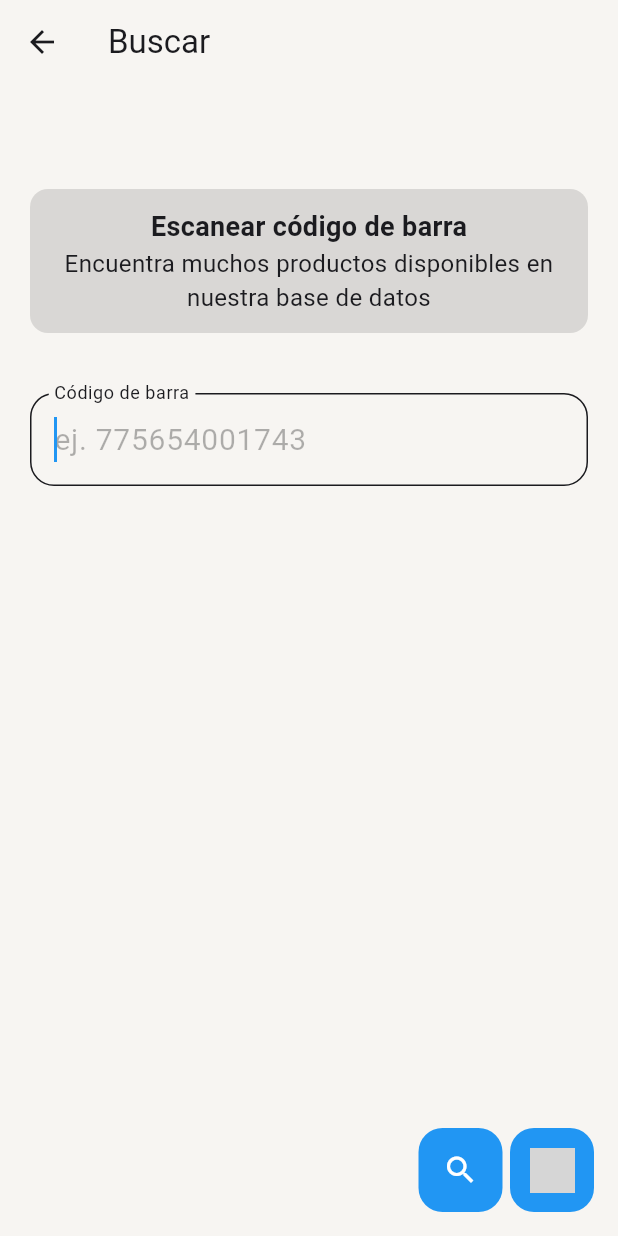
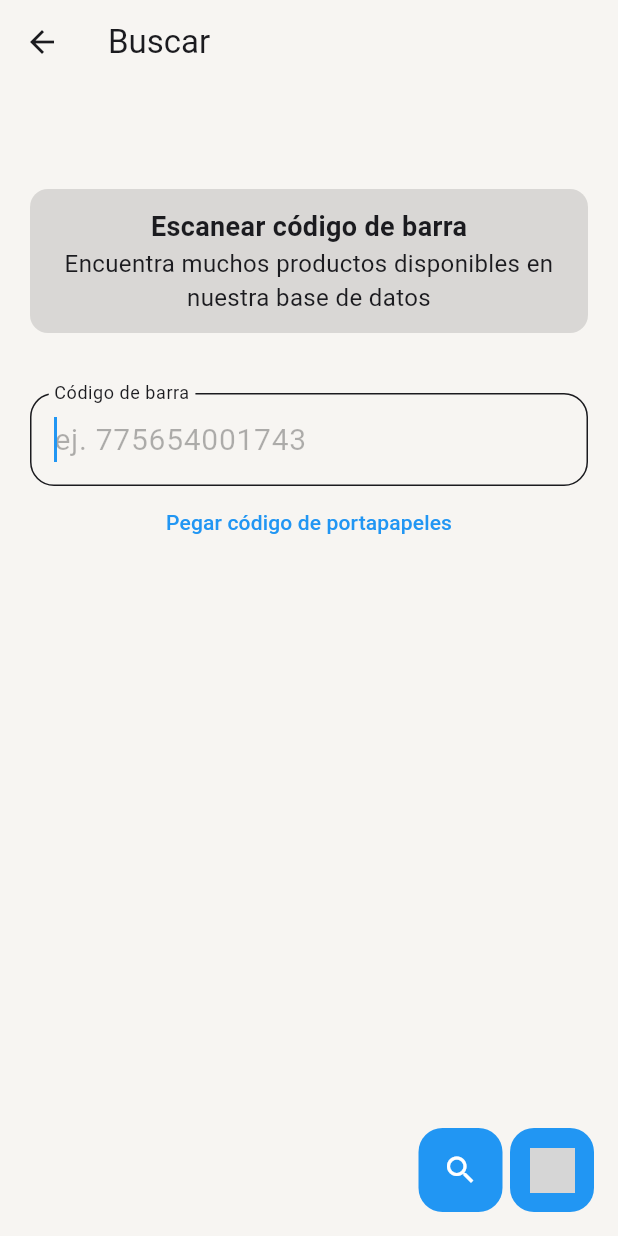
Before and after one commit to lucasaiivan/sell, a Flutter app: the ProductsSearch screen opened by its route, after a tap on the "keyboard" icon, on a phone screen of 412 x 824 dp. Run offline on Flutter 3.47's test engine with Material 3 defaults, Android fonts, the phone set to English and light mode, and no system bars; our stand-ins replace animate_do, audioplayers, cached_network_image, carousel_slider, cloud_firestore, email_validator and 16 more; missing offline and left inert: flutter_barcode_scanner, observe_internet_connectivity, purchases_flutter, search_page, snapping_sheet; accounts and stored records are empty; statements that could not run were skipped; grey boxes are pictures that could not be loaded.

Commit message:
feat: Actualizar lista de productos seleccionados en la primera posición al agregar un nuevo producto

```diff
--- a/lib/app/presentation/cataloguePage/controller/form_create_product_controller.dart
+++ b/lib/app/presentation/cataloguePage/controller/form_create_product_controller.dart
@@ -731,7 +731,7 @@ class ControllerCreateProductForm extends GetxController{
     // Dialog view :  muestra el dialogo para agregar el porcentaje de ganancia
 
     //var
-    final ButtonStyle buttonStyle = ButtonStyle(padding: MaterialStateProperty.all(const EdgeInsets.all(12)));
+    final ButtonStyle buttonStyle = ButtonStyle(padding: WidgetStateProperty.all(const EdgeInsets.all(12)));
     final TextEditingController controller = TextEditingController();
 
     // widgets
@@ -1222,10 +1222,12 @@ class _WidgetSelectMarkState extends State<WidgetSelectMark> {
       list.insert(1, controllerProductNew.getUltimateSelectionMark);
     }
 
+    // obtenemos el item con la id 'other' de la lista
+    Mark mark = list.firstWhere((element) => element.id == 'other');
     // eliminamos el item con la id 'other' de la lista
     list.removeWhere((element) => element.id == 'other');
     // insertar en la primera posicion de la lista
-    list.insert(0, Mark(id: 'other',name: 'Otro',upgrade: Timestamp.now(),creation: Timestamp.now()));
+    list.insert(0, mark);
   }
 }
 
--- a/lib/app/presentation/cataloguePage/controller/productsSearch_controller.dart
+++ b/lib/app/presentation/cataloguePage/controller/productsSearch_controller.dart
@@ -240,6 +240,7 @@ class ControllerProductsSearch extends GetxController {
       // condition : verificar que sean solo numeros
       if (verifyIsNumber(value: clipboardData.text)) {
         copyClipboard = clipboardData.text??'';
+        updateAll();
       }
 
     }
--- a/lib/app/presentation/cataloguePage/views/productsSearch_view.dart
+++ b/lib/app/presentation/cataloguePage/views/productsSearch_view.dart
@@ -2,6 +2,7 @@
 import 'package:flutter/material.dart';
 import 'package:flutter/services.dart';
 import 'package:get/get.dart';
+import 'package:url_launcher/url_launcher.dart';
 import '../../../core/utils/dynamicTheme_lb.dart';
 import '../../../core/utils/widgets_utils.dart';
 import '../controller/productsSearch_controller.dart';
@@ -81,6 +82,9 @@ class ProductsSearch extends GetView<ControllerProductsSearch> {
             // view : sugerencias de productos
             controller.getWriteCode||controller.getproductDoesNotExist? Container(): WidgetSuggestionProduct(positionDinamic: true,list: controller.getListProductsSuggestions),
             controller.getWriteCode||controller.getproductDoesNotExist? Container(): const SizedBox(height: 20),
+
+            // TODO: disable release
+            controller.getWriteCode||controller.getproductDoesNotExist? Container(): popupMenuPagesProveedor,
             // view : image
             controller.getproductDoesNotExist?Container():
             const Card(
@@ -106,13 +110,13 @@ class ProductsSearch extends GetView<ControllerProductsSearch> {
                 children: [
                   // textfield : código de barra
                   textFieldCodeBar(),
-                  controller.copyClipboard==''?Container()
-                  :FadeInRight(child: TextButton(
+                  FadeInRight(child: TextButton(
                     onPressed: (){
+                      if(controller.copyClipboard == '') return;
                       controller.textEditingController.text = controller.copyClipboard;
                       controller.searchProductCatalogue(id: controller.copyClipboard);
                     },
-                    child: const Text('Pegar código'))),
+                    child: const Text('Pegar código de portapapeles'))),
                   const SizedBox(height: 12.0),
                   // button : buscar código
                   controller.getWriteCode||controller.getproductDoesNotExist?Container():
@@ -191,6 +195,29 @@ class ProductsSearch extends GetView<ControllerProductsSearch> {
   }
 
   /* WIDGETS COMPONENT */
+  Widget get popupMenuPagesProveedor{
+
+    List listPages = [
+      {'name':'preciohoy.ar','url':'https://preciohoy.ar/'},
+      {'name':'supercoco.com.ar','url':'https://supercoco.com.ar/categoria/almacen'},
+      {'name':'salemmaonline.com.py','url':'https://www.salemmaonline.com.py/'},
+    ];
+    return PopupMenuButton<Map<String, String>>(
+      child: const Text('Proveedores web',style: TextStyle(color: Colors.blue)),
+      onSelected: (item) async{
+        String url = item['url'] ?? '';
+        Uri uri = Uri.parse(url);
+        await launchUrl(uri,mode: LaunchMode.externalApplication);
+      },
+      itemBuilder: (context) => List.generate(
+        listPages.length,
+        (index) => PopupMenuItem<Map<String, String>>(
+          value: listPages[index],
+          child: Text(listPages[index]['name']),
+        ),
+      ),
+    );
+  }
   Widget button(
       {required Widget icon,
       required String text,
```
Also changed, not shown: lib/app/presentation/cataloguePage/controller/product_edit_controller.dart (+19 -16 lines), lib/app/presentation/cataloguePage/views/create_product_form_view.dart (+19 -8 lines), lib/app/presentation/cataloguePage/views/product_edit_view.dart (+92 -20 lines), lib/app/presentation/home/controller/home_controller.dart (+5 -2 lines).
